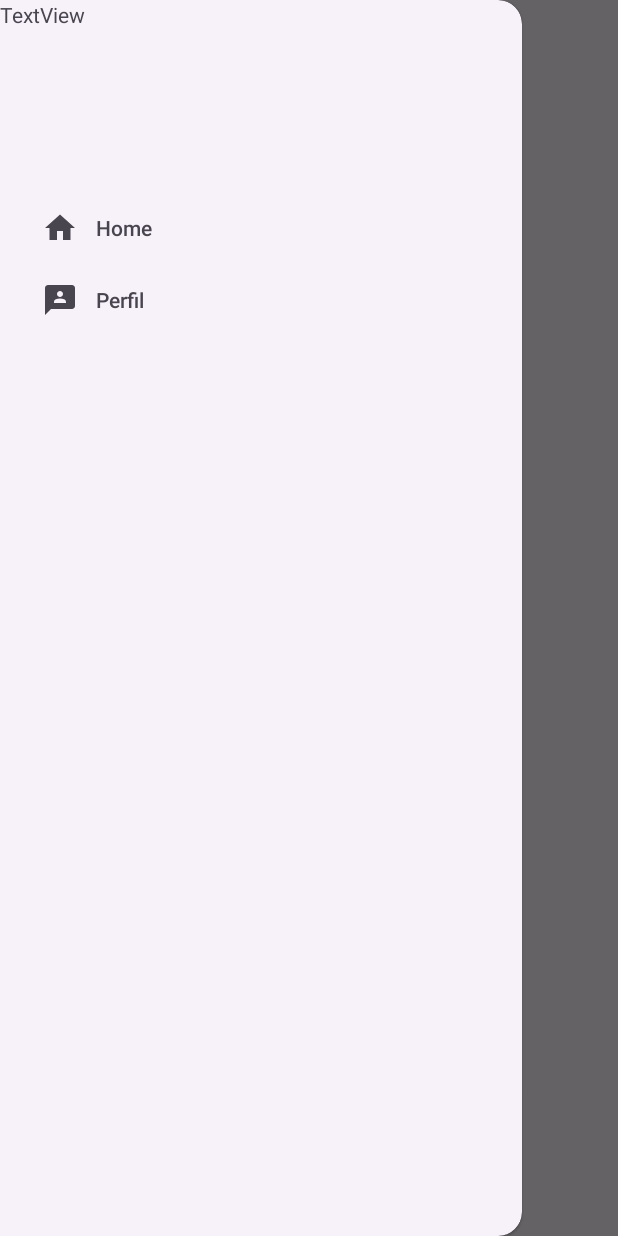
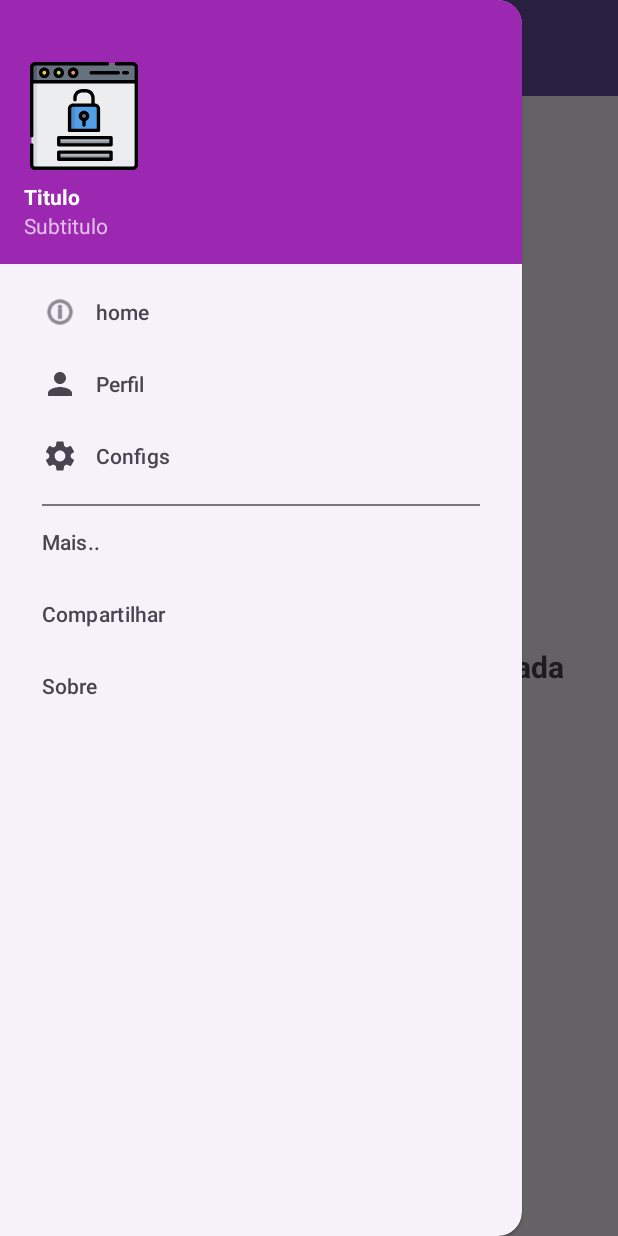
Before and after one commit to s4imu/iartes-modulo-mobile, an Android app: the tela_logada screen opened directly, with no data from a screen before it, with the side drawer open, on a phone screen of 412 x 824 dp. Run offline under Robolectric (Android 15) with nearby library versions, the phone set to English and light mode, and no system bars.

Commit message:
Correção da aula de menu lateral

```diff
--- a/app/app/src/main/java/com/example/iartes/tela_logada.java
+++ b/app/app/src/main/java/com/example/iartes/tela_logada.java
@@ -3,55 +3,80 @@ package com.example.iartes;
 import android.os.Bundle;
 import android.view.MenuItem;
 import android.widget.TextView;
-import android.widget.Toolbar;
+import android.widget.Toast;
 
-import androidx.activity.EdgeToEdge;
 import androidx.annotation.NonNull;
 import androidx.appcompat.app.ActionBarDrawerToggle;
 import androidx.appcompat.app.AppCompatActivity;
-import androidx.core.graphics.Insets;
-import androidx.core.view.ViewCompat;
-import androidx.core.view.WindowInsetsCompat;
+import androidx.appcompat.widget.Toolbar;
+import androidx.core.view.GravityCompat;
 import androidx.drawerlayout.widget.DrawerLayout;
 
 import com.google.android.material.navigation.NavigationView;
-
 public class tela_logada extends AppCompatActivity implements NavigationView.OnNavigationItemSelectedListener {
 
     private DrawerLayout drawer;
+    private TextView usuarioLogadoTextView;
 
     @Override
     protected void onCreate(Bundle savedInstanceState) {
         super.onCreate(savedInstanceState);
-        EdgeToEdge.enable(this);
         setContentView(R.layout.activity_tela_logada);
 
-        String nomeUsuarioIntent = getIntent().getStringExtra("usuario");
-        TextView helloUser = findViewById(R.id.helloUsuario);
-        String aux = helloUser.getText().toString().replace("User", nomeUsuarioIntent);
-        helloUser.setText(aux);
+       // String nomeUsuarioIntent = getIntent().getStringExtra("usuario");
+        //TextView helloUser = findViewById(R.id.helloUsuario);
+        //String aux = helloUser.getText().toString().replace("User", nomeUsuarioIntent);
+       // helloUser.setText(aux);
 
         //configurar toolbar
         Toolbar toolbar = findViewById(R.id.toolbar);
         setSupportActionBar(toolbar);
 
         drawer = findViewById(R.id.drawer_layout);
-        NavigationView navigationView = findViewById(R.id.drawer_layout);
+        NavigationView navigationView = findViewById(R.id.nav_view);
         navigationView.setNavigationItemSelectedListener(this);
 
         ActionBarDrawerToggle toggle = new ActionBarDrawerToggle(this, drawer, toolbar, R.string.abrir, R.string.fechar);
-        drawer.addDrawerListener();
+        drawer.addDrawerListener(toggle);
+        toggle.syncState();
 
 
-        ViewCompat.setOnApplyWindowInsetsListener(findViewById(R.id.main), (v, insets) -> {
-            Insets systemBars = insets.getInsets(WindowInsetsCompat.Type.systemBars());
-            v.setPadding(systemBars.left, systemBars.top, systemBars.right, systemBars.bottom);
-            return insets;
-        });
+        usuarioLogadoTextView = findViewById(R.id.usuarioLogadoTextView);
+
+        String nomeUsuario = getIntent().getStringExtra("usuario");
+        if (nomeUsuario != null && !nomeUsuario.isEmpty()) {
+            usuarioLogadoTextView.setText("Usuário logado: " + nomeUsuario);
+        }
+    }
+
+    @Override
+    public void onBackPressed() {
+        // Fecha o drawer se estiver aberto quando o botão voltar clicado
+        if (drawer.isDrawerOpen(GravityCompat.START)) {
+            drawer.closeDrawer(GravityCompat.START);
+        } else {
+            super.onBackPressed();
+        }
     }
 
     @Override
     public boolean onNavigationItemSelected(@NonNull MenuItem item) {
-        return false;
+        int id = item.getItemId();
+
+        if (id == R.id.nav_home) {
+            Toast.makeText(this, "Clicou em Home", Toast.LENGTH_SHORT).show();
+        } else if (id == R.id.nav_perfil) {
+            Toast.makeText(this, "Clicou em Perfil", Toast.LENGTH_SHORT).show();
+        } else if (id == R.id.nav_configuracoes) {
+            Toast.makeText(this, "Clicou em Configurações", Toast.LENGTH_SHORT).show();
+        } else if (id == R.id.nav_compartilhar) {
+            Toast.makeText(this, "Clicou em Compartilhar", Toast.LENGTH_SHORT).show();
+        } else if (id == R.id.nav_sobre) {
+            Toast.makeText(this, "Clicou em Sobre", Toast.LENGTH_SHORT).show();
+        }
+
+        //fecha depois do taoast
+        drawer.closeDrawer(GravityCompat.START);
+        return true;
     }
 }
--- /dev/null
+++ b/app/app/src/main/res/drawable/baseline_person_24.xml
@@ -0,0 +1,5 @@
+<vector xmlns:android="http://schemas.android.com/apk/res/android" android:height="24dp" android:tint="#000000" android:viewportHeight="24" android:viewportWidth="24" android:width="24dp">
+
+    <path android:fillColor="@android:color/white" android:pathData="M12,12c2.21,0 4,-1.79 4,-4s-1.79,-4 -4,-4 -4,1.79 -4,4 1.79,4 4,4zM12,14c-2.67,0 -8,1.34 -8,4v2h16v-2c0,-2.66 -5.33,-4 -8,-4z"/>
+
+</vector>
--- /dev/null
+++ b/app/app/src/main/res/drawable/baseline_settings_24.xml
@@ -0,0 +1,5 @@
+<vector xmlns:android="http://schemas.android.com/apk/res/android" android:height="24dp" android:tint="#000000" android:viewportHeight="24" android:viewportWidth="24" android:width="24dp">
+
+    <path android:fillColor="@android:color/white" android:pathData="M19.14,12.94c0.04,-0.3 0.06,-0.61 0.06,-0.94c0,-0.32 -0.02,-0.64 -0.07,-0.94l2.03,-1.58c0.18,-0.14 0.23,-0.41 0.12,-0.61l-1.92,-3.32c-0.12,-0.22 -0.37,-0.29 -0.59,-0.22l-2.39,0.96c-0.5,-0.38 -1.03,-0.7 -1.62,-0.94L14.4,2.81c-0.04,-0.24 -0.24,-0.41 -0.48,-0.41h-3.84c-0.24,0 -0.43,0.17 -0.47,0.41L9.25,5.35C8.66,5.59 8.12,5.92 7.63,6.29L5.24,5.33c-0.22,-0.08 -0.47,0 -0.59,0.22L2.74,8.87C2.62,9.08 2.66,9.34 2.86,9.48l2.03,1.58C4.84,11.36 4.8,11.69 4.8,12s0.02,0.64 0.07,0.94l-2.03,1.58c-0.18,0.14 -0.23,0.41 -0.12,0.61l1.92,3.32c0.12,0.22 0.37,0.29 0.59,0.22l2.39,-0.96c0.5,0.38 1.03,0.7 1.62,0.94l0.36,2.54c0.05,0.24 0.24,0.41 0.48,0.41h3.84c0.24,0 0.44,-0.17 0.47,-0.41l0.36,-2.54c0.59,-0.24 1.13,-0.56 1.62,-0.94l2.39,0.96c0.22,0.08 0.47,0 0.59,-0.22l1.92,-3.32c0.12,-0.22 0.07,-0.47 -0.12,-0.61L19.14,12.94zM12,15.6c-1.98,0 -3.6,-1.62 -3.6,-3.6s1.62,-3.6 3.6,-3.6s3.6,1.62 3.6,3.6S13.98,15.6 12,15.6z"/>
+
+</vector>
--- a/app/app/src/main/res/layout/activity_tela_logada.xml
+++ b/app/app/src/main/res/layout/activity_tela_logada.xml
@@ -9,22 +9,60 @@
     tools:openDrawer="start"
     tools:context=".tela_logada">
 
-    <!-- Menu lateral (Navigation) -->
-    <androidx.constraintlayout.widget.ConstraintLayout
+    <!-- Conteúdo principal da tela -->
+    <androidx.coordinatorlayout.widget.CoordinatorLayout
         android:layout_width="match_parent"
         android:layout_height="match_parent">
 
+        <com.google.android.material.appbar.AppBarLayout
+            android:layout_width="match_parent"
+            android:layout_height="wrap_content"
+            android:theme="@style/ThemeOverlay.AppCompat.Dark.ActionBar">
+
+            <androidx.appcompat.widget.Toolbar
+                android:id="@+id/toolbar"
+                android:layout_width="match_parent"
+                android:layout_height="?attr/actionBarSize"
+                android:background="?attr/colorPrimary"
+                app:popupTheme="@style/ThemeOverlay.AppCompat.Light" />
+
+        </com.google.android.material.appbar.AppBarLayout>
+
+        <!-- Conteúdo da tela logada (Hello Usuário X) -->
+        <androidx.constraintlayout.widget.ConstraintLayout
+            android:id="@+id/main_content"
+            android:layout_width="match_parent"
+            android:layout_height="match_parent"
+            app:layout_behavior="@string/appbar_scrolling_view_behavior">
+
             <TextView
-            android:id="@+id/helloUsuario"
+                android:id="@+id/helloWorldTextView"
                 android:layout_width="wrap_content"
                 android:layout_height="wrap_content"
-            android:text="TextView"
+                android:text="Hello World! Bem-vindo à Tela Logada"
+                android:textSize="20sp"
+                android:textStyle="bold"
                 app:layout_constraintBottom_toBottomOf="parent"
                 app:layout_constraintEnd_toEndOf="parent"
                 app:layout_constraintStart_toStartOf="parent"
                 app:layout_constraintTop_toTopOf="parent" />
+
+            <TextView
+                android:id="@+id/usuarioLogadoTextView"
+                android:layout_width="wrap_content"
+                android:layout_height="wrap_content"
+                android:layout_marginTop="16dp"
+                android:text="Usuário logado: "
+                android:textSize="16sp"
+                app:layout_constraintEnd_toEndOf="parent"
+                app:layout_constraintStart_toStartOf="parent"
+                app:layout_constraintTop_toBottomOf="@+id/helloWorldTextView" />
+
         </androidx.constraintlayout.widget.ConstraintLayout>
 
+    </androidx.coordinatorlayout.widget.CoordinatorLayout>
+
+    <!-- Menu lateral (Navigation) -->
     <com.google.android.material.navigation.NavigationView
         android:id="@+id/nav_view"
         android:layout_width="wrap_content"
--- a/app/app/src/main/res/layout/header_menu.xml
+++ b/app/app/src/main/res/layout/header_menu.xml
@@ -1,13 +1,35 @@
 <?xml version="1.0" encoding="utf-8"?>
-<androidx.drawerlayout.widget.DrawerLayout xmlns:android="http://schemas.android.com/apk/res/android"
-    xmlns:tools="http://schemas.android.com/tools"
+<LinearLayout xmlns:android="http://schemas.android.com/apk/res/android"
+    xmlns:app="http://schemas.android.com/apk/res-auto"
     android:layout_width="match_parent"
-    android:layout_height="120dp">
+    android:layout_height="176dp"
+    android:background="@color/purple_500"
+    android:gravity="bottom"
+    android:orientation="vertical"
+    android:paddingLeft="16dp"
+    android:paddingTop="16dp"
+    android:paddingRight="16dp"
+    android:paddingBottom="16dp"
+    android:theme="@style/ThemeOverlay.AppCompat.Dark">
+
+    <ImageView
+        android:id="@+id/imageView"
+        android:layout_width="80dp"
+        android:layout_height="80dp"
+        android:paddingTop="8dp"
+        app:srcCompat="@drawable/login_svgrepo_com" />
 
     <TextView
-        android:id="@+id/textView"
+        android:layout_width="match_parent"
+        android:layout_height="wrap_content"
+        android:paddingTop="8dp"
+        android:text="Titulo"
+        android:textAppearance="@style/TextAppearance.AppCompat.Body1"
+        android:textStyle="bold" />
+
+    <TextView
+        android:id="@+id/subtitulo"
         android:layout_width="wrap_content"
         android:layout_height="wrap_content"
-        android:text="TextView"
-        tools:text="Oi usuario" />
-</androidx.drawerlayout.widget.DrawerLayout>
+        android:text="Subtitulo" />
+</LinearLayout>
--- a/app/app/src/main/res/menu/menu_principal.xml
+++ b/app/app/src/main/res/menu/menu_principal.xml
@@ -1,14 +1,31 @@
 <?xml version="1.0" encoding="utf-8"?>
-<menu xmlns:android="http://schemas.android.com/apk/res/android">
+<menu xmlns:android="http://schemas.android.com/apk/res/android"
+    xmlns:tools="http://schemas.android.com/tools"
+    tools:showIn="navigation_view">
 
-    <group >
+    <group android:checkableBehavior="single">
         <item
-            android:id="@+id/home"
-            android:icon="@drawable/baseline_home_24"
-            android:title="Home" />
+            android:id="@+id/nav_home"
+            android:icon="@android:drawable/ic_menu_info_details"
+            android:title="home" />
         <item
-            android:id="@+id/profile"
-            android:icon="@drawable/baseline_3p_24"
+            android:id="@+id/nav_perfil"
+            android:icon="@drawable/baseline_person_24"
             android:title="Perfil" />
+        <item
+            android:id="@+id/nav_configuracoes"
+            android:icon="@drawable/baseline_settings_24"
+            android:title="Configs" />
     </group>
+
+    <item android:title="Mais..">
+        <menu>
+            <item
+                android:id="@+id/nav_compartilhar"
+                android:title="Compartilhar" />
+            <item
+                android:id="@+id/nav_sobre"
+                android:title="Sobre" />
+        </menu>
+    </item>
 </menu>
--- a/app/app/src/main/res/values/colors.xml
+++ b/app/app/src/main/res/values/colors.xml
@@ -2,4 +2,8 @@
 <resources>
     <color name="black">#FF000000</color>
     <color name="white">#FFFFFFFF</color>
+    <!-- add cores roxas -->
+    <color name="purple_200">#BB86FC</color>
+    <color name="purple_500">#9C27B0</color>
+    <color name="purple_700">#7B1FA2</color>
 </resources>
```
Lines whose indentation alone changed are shown as unchanged.
